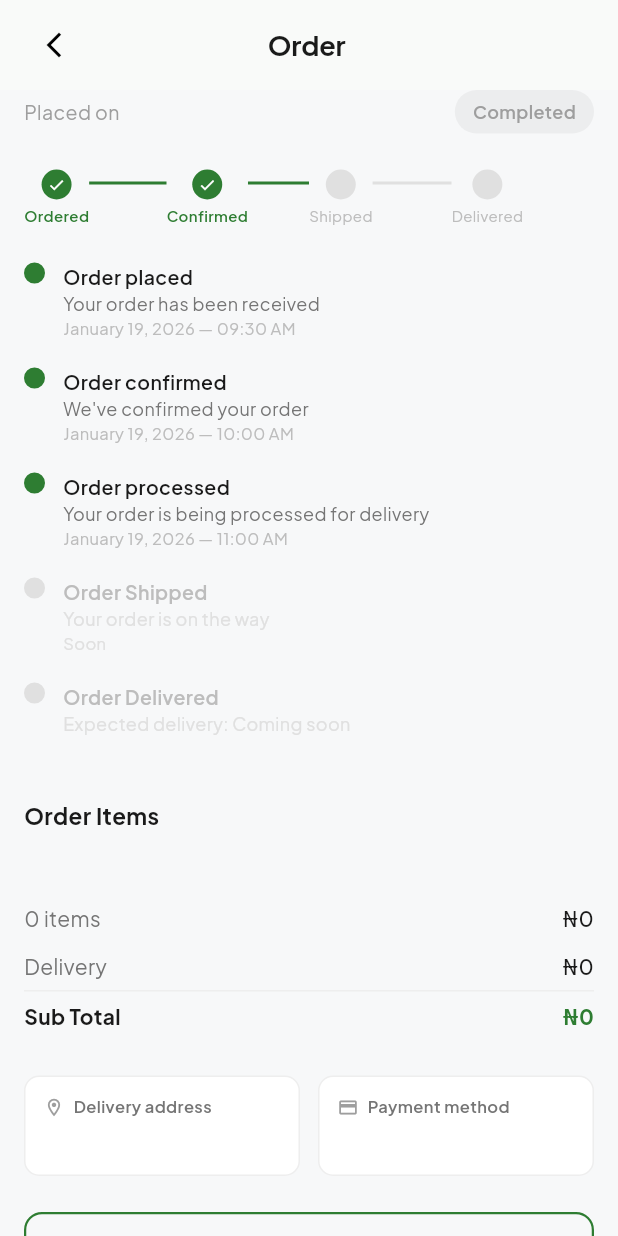
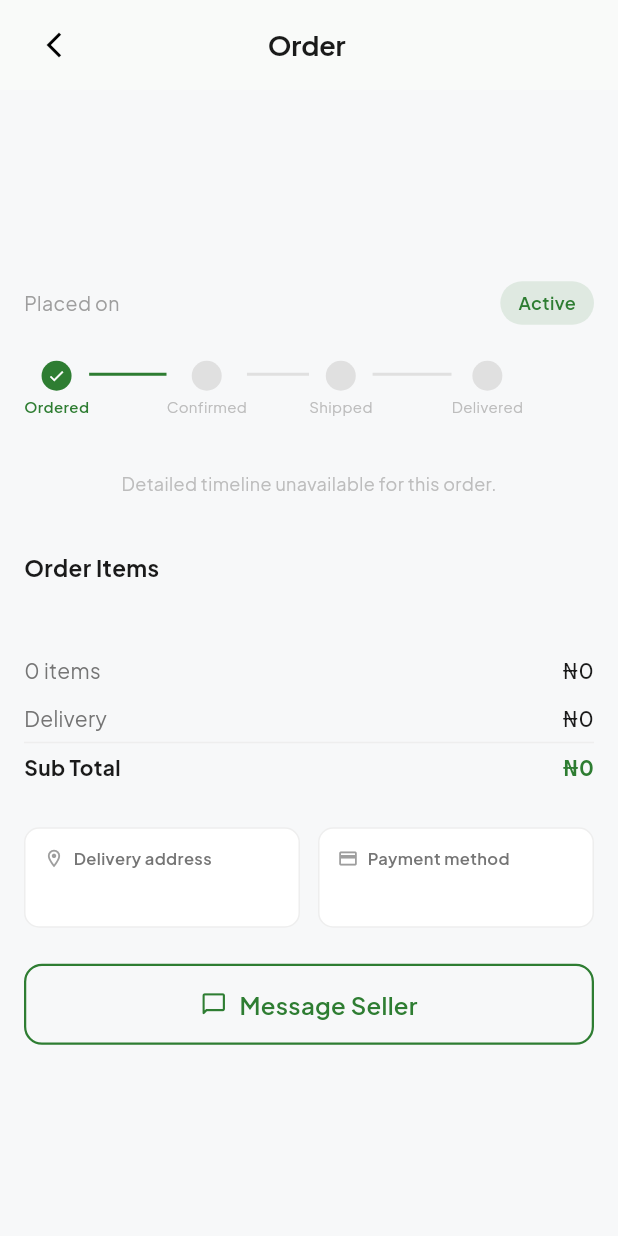
Before and after one commit to Shefiq22/Marketmate, a Flutter app: the OrderDetailScreen screen opened directly with empty values, on a phone screen of 412 x 824 dp. Run offline on Flutter 3.47's test engine with Material 3 defaults, Android fonts, the phone set to English and light mode, and no system bars; our stand-ins replace cached_network_image, file_picker, firebase_auth, firebase_core, firebase_messaging, flutter_map and 13 more; missing offline and left inert: flutter_facebook_auth; accounts and stored records are empty; network calls fail.

Commit message:
fix: optimize tracking UI across dashboards + bypass Paystack for simulation
- Add OrderStatusUtils as single source of truth for status mapping
- Fix buyer orders tab filter that left Active tab empty
- Show real statusHistory timestamps in buyer/seller/rider timelines
- Refresh rider/seller providers after status updates; gate debug logs
- Default checkout to simulated (non-Paystack) payment until gateway is live

```diff
--- /dev/null
+++ b/lib/core/utils/order_status_utils.dart
@@ -0,0 +1,71 @@
+import 'package:market_mate/dashboard/seller/models/order_model.dart'
+    show OrderStatus;
+
+/// The ONLY place raw backend status strings get interpreted.
+///
+/// These strings are not new — they are exactly what
+/// `OrderModel._mapStatus` / `_mapTabStatus` already used in the seller
+/// dashboard. This class just makes that logic reusable by buyer and rider
+/// screens instead of leaving the buyer's tab filter comparing against the
+/// wrong raw strings ('active'/'pending'/'completed') that the backend
+/// never actually sends.
+class OrderStatusUtils {
+  OrderStatusUtils._();
+
+  /// Every raw status string the app currently understands. Keep in sync
+  /// with the backend enum — if a new status arrives it will be caught by
+  /// the assert in [tabGroup]/[trackingStep].
+  static const List<String> knownStatuses = [
+    'pending',
+    'order_accepted',
+    'preparing_order',
+    'ready_for_pickup',
+    'rider_assigned',
+    'in_transit',
+    'order_arrived',
+    'delivered',
+    'completed',
+    'cancelled',
+    'rejected',
+  ];
+
+  /// Buckets ANY raw backend status into the tab group ('active',
+  /// 'pending', 'completed', 'cancelled') used by every buyer/seller/rider
+  /// list screen.
+  static String tabGroup(String rawStatus) {
+    switch (rawStatus) {
+      case 'completed':
+      case 'order_arrived':
+        return 'completed';
+      case 'cancelled':
+      case 'rejected':
+        return 'cancelled';
+      case 'pending':
+      case 'order_accepted':
+        return 'pending';
+      default:
+        assert(false, 'Unmapped order status: $rawStatus');
+        return 'active';
+    }
+  }
+
+  /// Maps ANY raw backend status onto the 4-step pipeline every progress
+  /// bar / timeline in the app renders.
+  static OrderStatus trackingStep(String rawStatus) {
+    switch (rawStatus) {
+      case 'completed':
+      case 'order_arrived':
+        return OrderStatus.delivered;
+      case 'in_transit':
+      case 'rider_assigned':
+      case 'ready_for_pickup':
+        return OrderStatus.shipped;
+      case 'preparing_order':
+      case 'order_accepted':
+        return OrderStatus.processed;
+      default:
+        assert(false, 'Unmapped order status: $rawStatus');
+        return OrderStatus.confirmed;
+    }
+  }
+}
--- a/lib/dashboard/buyer/models/models.dart
+++ b/lib/dashboard/buyer/models/models.dart
@@ -87,6 +87,7 @@ class Product {
       return fallback;
     }
 
+    if (kDebugMode) {
       debugPrint(
         '[ProductParse] id=${json['_id']}  '
         'rawStock=${rawStock.runtimeType}=$rawStock  '
@@ -94,6 +95,7 @@ class Product {
         'rawAvailable=${json['isAvailable']}  '
         'rawApproved=${json['isApproved']}',
       );
+    }
 
     return Product(
       id: json['_id'] ?? json['id'] ?? '',
--- a/lib/dashboard/buyer/screens/orders/order_detail_screen.dart
+++ b/lib/dashboard/buyer/screens/orders/order_detail_screen.dart
@@ -1,4 +1,6 @@
 import 'package:flutter/material.dart';
+import 'package:intl/intl.dart';
+import 'package:market_mate/core/utils/order_status_utils.dart';
 import 'package:market_mate/features/chat/presentation/pages/order_chat_page.dart';
 import 'package:market_mate/l10n/app_localizations.dart';
 import '../../theme/app_theme.dart';
@@ -65,7 +67,7 @@ class OrderDetailScreen extends StatelessWidget {
 
                   const SizedBox(height: 24.0),
 
-                  _OrderProgress(status: order.status),
+                  _OrderProgress(order: order),
 
                   if (orderAwaitsCustomerConfirmation(order.status)) ...[
                     const SizedBox(height: 16.0),
@@ -255,14 +257,15 @@ class _StatusBadge extends StatelessWidget {
 
   @override
   Widget build(BuildContext context) {
-    final color = status == 'active'
+    final group = OrderStatusUtils.tabGroup(status);
+    final color = group == 'active'
         ? AppColors.primary
-        : status == 'pending'
+        : group == 'pending'
         ? AppColors.orange
         : AppColors.grey500;
-    final label = status == 'active'
+    final label = group == 'active'
         ? 'Active'
-        : status == 'pending'
+        : group == 'pending'
         ? 'Pending'
         : 'Completed';
     return Container(
@@ -283,18 +286,61 @@ class _StatusBadge extends StatelessWidget {
   }
 }
 
+String _formatTimestamp(String raw) {
+  final dt = DateTime.tryParse(raw);
+  if (dt == null) return '';
+  return DateFormat('MMMM d, y — hh:mm a').format(dt.toLocal());
+}
+
 class _OrderProgress extends StatelessWidget {
-  final String status;
-  const _OrderProgress({required this.status});
+  final Order order;
+  const _OrderProgress({required this.order});
+
+  String _dateFor(List<String> matchStatuses) {
+    final matches =
+        order.statusHistory.where((e) => matchStatuses.contains(e.status));
+    if (matches.isEmpty) return '';
+    return _formatTimestamp(matches.last.changedAt);
+  }
 
   @override
   Widget build(BuildContext context) {
     final isDark = Theme.of(context).brightness == Brightness.dark;
+    final l10n = AppLocalizations.of(context)!;
+    final currentStep = OrderStatusUtils.trackingStep(order.status).index;
+
     final steps = [
-      {'label': AppLocalizations.of(context)!.order_detail_ordered, 'done': true},
-      {'label': AppLocalizations.of(context)!.order_detail_confirmed, 'done': status != 'pending'},
-      {'label': AppLocalizations.of(context)!.order_detail_shipped, 'done': status == 'active'},
-      {'label': AppLocalizations.of(context)!.order_detail_delivered, 'done': false},
+      {'label': l10n.order_detail_ordered, 'done': true},
+      {'label': l10n.order_detail_confirmed, 'done': currentStep >= 1},
+      {'label': l10n.order_detail_shipped, 'done': currentStep >= 2},
+      {'label': l10n.order_detail_delivered, 'done': currentStep >= 3},
+    ];
+
+    final items = [
+      {
+        'title': l10n.order_detail_ordered,
+        'subtitle': 'Your order has been received',
+        'date': _dateFor(['pending', 'order_accepted']),
+        'done': true,
+      },
+      {
+        'title': l10n.order_detail_confirmed,
+        'subtitle': "We've confirmed your order",
+        'date': _dateFor(['order_accepted']),
+        'done': currentStep >= 1,
+      },
+      {
+        'title': l10n.order_detail_shipped,
+        'subtitle': 'Your order is on the way',
+        'date': _dateFor(['in_transit', 'rider_assigned', 'ready_for_pickup']),
+        'done': currentStep >= 2,
+      },
+      {
+        'title': l10n.order_detail_delivered,
+        'subtitle': 'Expected delivery',
+        'date': _dateFor(['order_arrived', 'completed', 'delivered']),
+        'done': currentStep >= 3,
+      },
     ];
 
     return Column(
@@ -355,58 +401,30 @@ class _OrderProgress extends StatelessWidget {
           }),
         ),
         const SizedBox(height: 24.0),
-        ..._buildProgressItems(context, status),
-      ],
-    );
-  }
-
-  List<Widget> _buildProgressItems(BuildContext context, String status) {
-    final isDark = Theme.of(context).brightness == Brightness.dark;
-    final items = [
-      {
-        'title': 'Order placed',
-        'subtitle': 'Your order has been received',
-        'date': 'January 19, 2026 — 09:30 AM',
-        'done': true,
-      },
-      {
-        'title': 'Order confirmed',
-        'subtitle': 'We\'ve confirmed your order',
-        'date': 'January 19, 2026 — 10:00 AM',
-        'done': status != 'pending',
-      },
-      {
-        'title': 'Order processed',
-        'subtitle': 'Your order is being processed for delivery',
-        'date': 'January 19, 2026 — 11:00 AM',
-        'done': status != 'pending',
-      },
-      {
-        'title': 'Order Shipped',
-        'subtitle': 'Your order is on the way',
-        'date': 'Soon',
-        'done': status == 'active',
-      },
-      {
-        'title': 'Order Delivered',
-        'subtitle': 'Expected delivery: Coming soon',
-        'date': '',
-        'done': false,
-      },
-    ];
-
-    return items.map((item) {
+        if (order.statusHistory.isEmpty)
+          Padding(
+            padding: const EdgeInsets.symmetric(vertical: 12),
+            child: Text(
+              'Detailed timeline unavailable for this order.',
+              style: TextStyle(
+                fontSize: 12,
+                color: isDark ? AppColors.darkTextSecondary : AppColors.grey400,
+              ),
+            ),
+          )
+        else
+          ...items.map((item) {
             final done = item['done'] as bool;
+            final date = item['date'] as String;
             return Padding(
               padding: const EdgeInsets.only(bottom: 18),
               child: Row(
                 crossAxisAlignment: CrossAxisAlignment.start,
                 children: [
-            Column(
-              children: [
                   Container(
                     width: 14,
                     height: 14,
+                    margin: const EdgeInsets.only(top: 2),
                     decoration: BoxDecoration(
                       shape: BoxShape.circle,
                       color: done ? AppColors.primary : AppColors.grey300,
@@ -415,8 +433,6 @@ class _OrderProgress extends StatelessWidget {
                         width: 2,
                       ),
                     ),
-                ),
-              ],
                   ),
                   const SizedBox(width: 12),
                   Expanded(
@@ -448,18 +464,14 @@ class _OrderProgress extends StatelessWidget {
                                       : AppColors.grey300),
                           ),
                         ),
-                  if ((item['date'] as String).isNotEmpty)
+                        if (date.isNotEmpty)
                           Text(
-                      item['date'] as String,
+                            date,
                             style: TextStyle(
                               fontSize: 11,
-                        color: done
-                            ? (isDark
+                              color: isDark
                                   ? AppColors.darkTextSecondary
-                                  : AppColors.grey400)
-                            : (isDark
-                                  ? AppColors.darkTextSecondary
-                                  : AppColors.grey300),
+                                  : AppColors.grey400,
                             ),
                           ),
                       ],
@@ -468,7 +480,9 @@ class _OrderProgress extends StatelessWidget {
                 ],
               ),
             );
-    }).toList();
+          }),
+      ],
+    );
   }
 }
 
--- a/lib/dashboard/buyer/screens/orders/orders_screen.dart
+++ b/lib/dashboard/buyer/screens/orders/orders_screen.dart
@@ -1,6 +1,7 @@
 import 'package:flutter/material.dart';
 import 'package:flutter_riverpod/flutter_riverpod.dart';
 import 'package:market_mate/l10n/app_localizations.dart';
+import 'package:market_mate/core/utils/order_status_utils.dart';
 import '../../theme/app_theme.dart';
 import '../../theme/buyer_layout.dart';
 import '../../models/models.dart';
@@ -17,9 +18,11 @@ class OrdersScreen extends ConsumerStatefulWidget {
 
 class _OrdersScreenState extends ConsumerState<OrdersScreen> {
 
-  List<Order> _getOrders(String status) {
+  List<Order> _getOrders(String tabGroup) {
     final orders = ref.watch(ordersProvider).asData?.value ?? [];
-    return orders.where((o) => o.status == status).toList();
+    return orders
+        .where((o) => OrderStatusUtils.tabGroup(o.status) == tabGroup)
+        .toList();
   }
 
   @override
@@ -226,15 +229,16 @@ class _OrderCard extends StatelessWidget {
   @override
   Widget build(BuildContext context) {
     final isDark = Theme.of(context).brightness == Brightness.dark;
-    final statusColor = order.status == 'active'
+    final group = OrderStatusUtils.tabGroup(order.status);
+    final statusColor = group == 'active'
         ? AppColors.primary
-        : order.status == 'pending'
+        : group == 'pending'
         ? AppColors.orange
         : AppColors.grey500;
     final l10n = AppLocalizations.of(context)!;
-    final statusLabel = order.status == 'active'
+    final statusLabel = group == 'active'
         ? l10n.orders_status_active
-        : order.status == 'pending'
+        : group == 'pending'
         ? l10n.orders_status_awaiting
         : l10n.orders_status_completed;
 
--- a/lib/dashboard/rider/presentation/pages/rider_delivery_detail_page.dart
+++ b/lib/dashboard/rider/presentation/pages/rider_delivery_detail_page.dart
@@ -3,6 +3,7 @@ import 'package:flutter_riverpod/flutter_riverpod.dart';
 import 'package:market_mate/core/theme/app_colors.dart';
 import 'package:market_mate/l10n/app_localizations.dart';
 import 'package:market_mate/dashboard/rider/models/rider_delivery_model.dart';
+import 'package:market_mate/dashboard/rider/providers/rider_dashboard_provider.dart';
 import 'package:market_mate/dashboard/rider/repositories/rider_repository.dart';
 
 class RiderDeliveryDetailPage extends ConsumerStatefulWidget {
@@ -45,6 +46,9 @@ class _RiderDeliveryDetailPageState extends ConsumerState<RiderDeliveryDetailPag
           await repo.markArrived(orderId);
           break;
       }
+      ref.invalidate(riderActiveProvider);
+      ref.invalidate(riderPendingProvider);
+      ref.invalidate(riderCompletedProvider);
       if (mounted) {
         ScaffoldMessenger.of(context).showSnackBar(
           SnackBar(content: Text(l10n.snackbar_status_updated(status))),
@@ -71,20 +75,20 @@ class _RiderDeliveryDetailPageState extends ConsumerState<RiderDeliveryDetailPag
     final timeline = [
       _TimelineEntry(
         l10n.rider_accept_delivery,
-        'You accepted delivery from Mutiat Alasela',
-        'January 19, 2026 - 10:20 AM',
+        'You accepted delivery from ${d.customerName}',
+        d.currentStep.index >= 0 ? d.lastUpdate : '',
         d.currentStep.index >= 0,
       ),
       _TimelineEntry(
         l10n.rider_heading_to_pick,
         'You went to pick delivery at ${d.pickupAddress}',
-        'January 19, 2026 - 10:31 AM',
+        '',
         d.currentStep.index >= 1,
       ),
       _TimelineEntry(
         l10n.rider_picked_up,
         'You picked up delivery at ${d.pickupAddress}',
-        'January 21, 2026 - 11:24 AM',
+        '',
         d.currentStep.index >= 2,
       ),
       _TimelineEntry(
@@ -224,6 +228,15 @@ class _RiderDeliveryDetailPageState extends ConsumerState<RiderDeliveryDetailPag
                                     : AppColors.gray2,
                               ),
                             ),
+                            if (_isUpdating)
+                              const SizedBox(
+                                width: 16,
+                                height: 16,
+                                child: CircularProgressIndicator(
+                                  strokeWidth: 2,
+                                ),
+                              )
+                            else
                               AnimatedRotation(
                                 turns: _statusExpanded ? 0.5 : 0,
                                 duration: const Duration(milliseconds: 200),
--- a/lib/dashboard/seller/pages/active_order_detail_page.dart
+++ b/lib/dashboard/seller/pages/active_order_detail_page.dart
@@ -4,14 +4,6 @@ import 'package:market_mate/dashboard/seller/models/order_model.dart';
 import 'package:market_mate/features/chat/presentation/pages/order_chat_page.dart';
 import 'package:market_mate/l10n/app_localizations.dart';
 import '../../../../core/theme/app_colors.dart';
-
-class _TimelineEntry {
-  final String title;
-  final String subtitle;
-  final String timestamp;
-
-  const _TimelineEntry(this.title, this.subtitle, this.timestamp);
-}
 
 class ActiveOrderDetailPage extends StatelessWidget {
   final OrderModel order;
@@ -27,7 +19,7 @@ class ActiveOrderDetailPage extends StatelessWidget {
     final isDark = Theme.of(context).brightness == Brightness.dark;
     final hPad = isTablet ? size.width * 0.08 : 20.0;
     final stepIndex = order.currentStatus.index;
-    final progress = (stepIndex + 1) / 4;
+    final progress = (stepIndex + 1) / OrderStatus.values.length;
 
     return Scaffold(
       backgroundColor: isDark
@@ -256,47 +248,31 @@ class ActiveOrderDetailPage extends StatelessWidget {
     bool isTablet,
     bool isDark,
   ) {
-    final steps = <_TimelineEntry>[
-      _TimelineEntry(
-        'Order placed',
-        'Your order has been received',
-        order.timeline.isNotEmpty
-            ? '${order.placedDate} - ${order.timeline[0].time}'
-            : '',
-      ),
-      _TimelineEntry(
-        'Order confirmed',
-        "We've confirmed your order",
-        order.timeline.length > 1
-            ? '${order.placedDate} - ${order.timeline[1].time}'
-            : '',
-      ),
-      _TimelineEntry(
-        'Order processed',
-        'Your order is being processed for delivery',
-        order.timeline.length > 2 && order.timeline[2].completed
-            ? 'January 21, 2026 - ${order.timeline[2].time}'
-            : '',
-      ),
-      _TimelineEntry(
-        'Order Shipped',
-        'Your order is on the way',
-        order.currentStatus.index >= OrderStatus.shipped.index
-            ? 'January 22, 2026 - 02:54 PM'
-            : '',
-      ),
-      _TimelineEntry(
-        'Order Delivered',
-        'Expected delivery',
-        order.estimatedDelivery ?? '',
-      ),
-    ];
+    if (order.timeline.isEmpty) {
+      return [
+        Padding(
+          padding: const EdgeInsets.symmetric(vertical: 8),
+          child: Text(
+            'No timeline data for this order.',
+            style: TextStyle(
+              fontFamily: 'Plus Jakarta Sans',
+              fontSize: isTablet ? 13 : 12,
+              color: AppColors.gray2,
+            ),
+          ),
+        ),
+      ];
+    }
 
-    return steps.asMap().entries.map((entry) {
+    return order.timeline.asMap().entries.map((entry) {
       final i = entry.key;
       final step = entry.value;
-      final done = i <= order.currentStatus.index;
-      final isLast = i == steps.length - 1;
+      final isLast = i == order.timeline.length - 1;
+      final timestamp = [
+        step.date,
+        step.time,
+      ].where((s) => s.isNotEmpty).join(' - ');
+
       return Padding(
         padding: const EdgeInsets.only(bottom: 16),
         child: Row(
@@ -309,17 +285,13 @@ class ActiveOrderDetailPage extends StatelessWidget {
                   height: isTablet ? 28 : 24,
                   decoration: BoxDecoration(
                     shape: BoxShape.circle,
-                    color: done
+                    color: step.completed
                         ? AppColors.primary
-                        : (isDark ? AppColors.borderDark : AppColors.border),
-                    border: Border.all(
-                      color: done
-                          ? AppColors.primary
-                          : (isDark ? AppColors.borderDark : AppColors.border),
-                      width: 2,
-                    ),
+                        : (isDark
+                              ? AppColors.borderDark
+                              : AppColors.border),
                   ),
-                  child: done
+                  child: step.completed
                       ? Padding(
                           padding: const EdgeInsets.all(5),
                           child: SvgPicture.asset(
@@ -338,7 +310,7 @@ class ActiveOrderDetailPage extends StatelessWidget {
                   Container(
                     width: 2,
                     height: 36,
-                    color: done && i < order.currentStatus.index
+                    color: step.completed
                         ? AppColors.primary
                         : (isDark ? AppColors.borderDark : AppColors.border),
                   ),
@@ -350,33 +322,22 @@ class ActiveOrderDetailPage extends StatelessWidget {
                 crossAxisAlignment: CrossAxisAlignment.start,
                 children: [
                   Text(
-                    step.title,
+                    step.label,
                     style: TextStyle(
                       fontFamily: 'Plus Jakarta Sans',
                       fontSize: isTablet ? 15 : 14,
                       fontWeight: FontWeight.w600,
-                      color: done
+                      color: step.completed
                           ? (isDark
                                 ? AppColors.textPrimaryDark
                                 : AppColors.black)
                           : AppColors.gray2,
                     ),
                   ),
-                  const SizedBox(height: 2),
-                  Text(
-                    step.subtitle,
-                    style: TextStyle(
-                      fontFamily: 'Plus Jakarta Sans',
-                      fontSize: isTablet ? 13 : 12,
-                      color: isDark
-                          ? AppColors.textSecondaryDark
-                          : AppColors.textSecondary,
-                    ),
-                  ),
-                  if (step.timestamp.isNotEmpty) ...[
+                  if (timestamp.isNotEmpty) ...[
                     const SizedBox(height: 2),
                     Text(
-                      step.timestamp,
+                      timestamp,
                       style: TextStyle(
                         fontFamily: 'Plus Jakarta Sans',
                         fontSize: isTablet ? 12 : 11,
```
Also changed, not shown: lib/dashboard/buyer/screens/cart/checkout_screen.dart (+60 -50 lines), lib/dashboard/buyer/screens/cart/payment_screen.dart (+13 -9 lines). Lines whose indentation alone changed are shown as unchanged.
